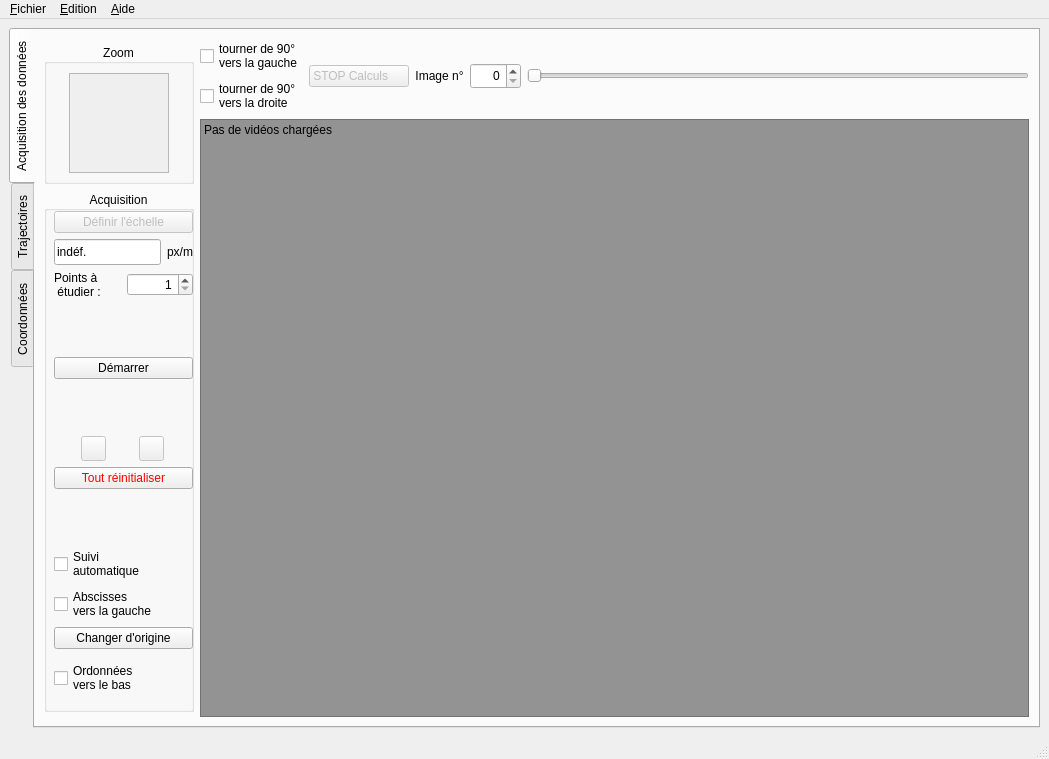
First picture: the form in src/pymecavideo_mini_layout.ui, repository rene-d/pymecavideo, before the edit.
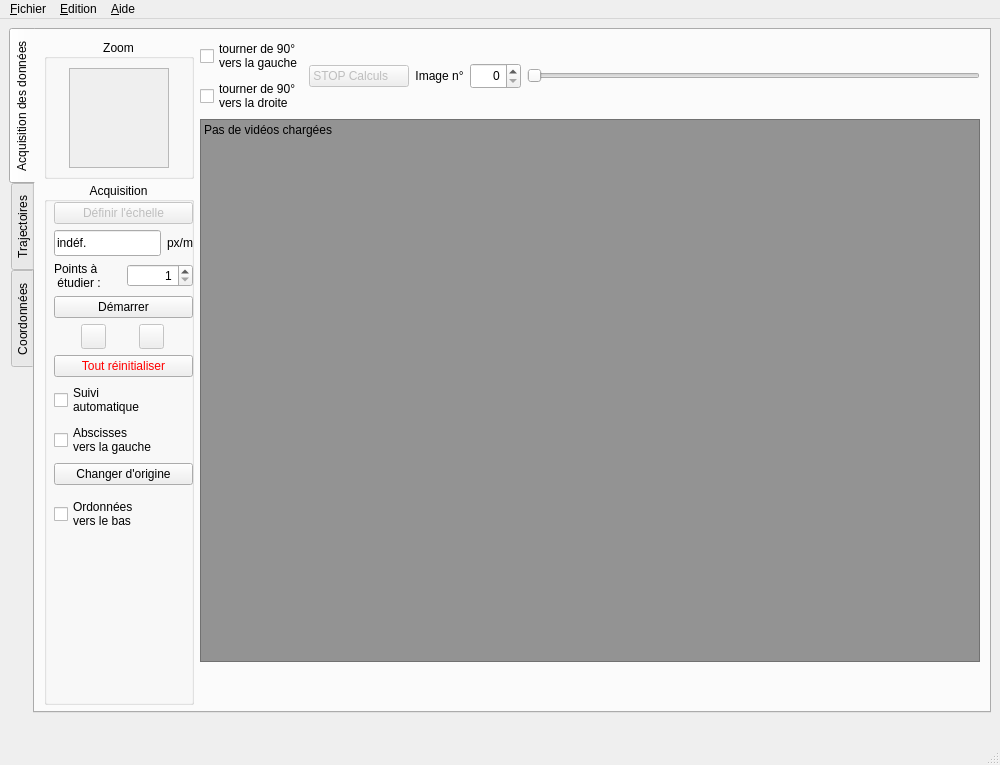
Second picture: the form after the edit. Icons and pictures are not drawn. Custom widgets are drawn as their Qt base class.

Commit message: redimensionnement OK. Pas mal d'effets de bords à gérer

What changed in the file:
```diff
--- a/src/pymecavideo_mini_layout.ui
+++ b/src/pymecavideo_mini_layout.ui
@@ -6,8 +6,8 @@
    <rect>
     <x>0</x>
     <y>0</y>
-    <width>1049</width>
-    <height>759</height>
+    <width>1000</width>
+    <height>765</height>
    </rect>
   </property>
   <property name="sizePolicy">
@@ -18,8 +18,8 @@
   </property>
   <property name="minimumSize">
    <size>
-    <width>876</width>
-    <height>618</height>
+    <width>1000</width>
+    <height>745</height>
    </size>
   </property>
   <property name="sizeIncrement">
@@ -56,7 +56,7 @@
    <property name="minimumSize">
     <size>
      <width>833</width>
-     <height>540</height>
+     <height>554</height>
     </size>
    </property>
    <property name="maximumSize">
@@ -187,7 +187,7 @@
               <property name="minimumSize">
                <size>
                 <width>150</width>
-                <height>521</height>
+                <height>523</height>
                </size>
               </property>
               <property name="maximumSize">
@@ -277,19 +277,6 @@
                   </item>
                  </layout>
                 </item>
-                <item>
-                 <spacer name="verticalSpacer_3">
-                  <property name="orientation">
-                   <enum>Qt::Vertical</enum>
-                  </property>
-                  <property name="sizeHint" stdset="0">
-                   <size>
-                    <width>20</width>
-                    <height>40</height>
-                   </size>
-                  </property>
-                 </spacer>
-                </item>
                 <item>
                  <widget class="QPushButton" name="Bouton_lance_capture">
                   <property name="text">
@@ -297,19 +284,6 @@
                   </property>
                  </widget>
                 </item>
-                <item>
-                 <spacer name="verticalSpacer_4">
-                  <property name="orientation">
-                   <enum>Qt::Vertical</enum>
-                  </property>
-                  <property name="sizeHint" stdset="0">
-                   <size>
-                    <width>20</width>
-                    <height>40</height>
-                   </size>
-                  </property>
-                 </spacer>
-                </item>
                 <item>
                  <layout class="QHBoxLayout" name="horizontalLayout_4">
                   <item>
@@ -447,19 +421,6 @@
                   </property>
                  </widget>
                 </item>
-                <item>
-                 <spacer name="verticalSpacer_5">
-                  <property name="orientation">
-                   <enum>Qt::Vertical</enum>
-                  </property>
-                  <property name="sizeHint" stdset="0">
-                   <size>
-                    <width>20</width>
-                    <height>40</height>
-                   </size>
-                  </property>
-                 </spacer>
-                </item>
                 <item>
                  <widget class="QCheckBox" name="checkBox_auto">
                   <property name="text">
@@ -509,6 +470,19 @@
                   </property>
                  </widget>
                 </item>
+                <item>
+                 <spacer name="verticalSpacer_4">
+                  <property name="orientation">
+                   <enum>Qt::Vertical</enum>
+                  </property>
+                  <property name="sizeHint" stdset="0">
+                   <size>
+                    <width>20</width>
+                    <height>40</height>
+                   </size>
+                  </property>
+                 </spacer>
+                </item>
                </layout>
               </widget>
              </widget>
@@ -516,7 +490,7 @@
            </layout>
           </item>
           <item>
-           <layout class="QVBoxLayout" name="verticalLayout_6" stretch="0,1">
+           <layout class="QVBoxLayout" name="verticalLayout_6" stretch="0,1,0">
             <item>
              <layout class="QHBoxLayout" name="horizontalLayout">
               <item>
@@ -697,6 +671,19 @@
               </property>
              </widget>
             </item>
+            <item>
+             <spacer name="verticalSpacer_5">
+              <property name="orientation">
+               <enum>Qt::Vertical</enum>
+              </property>
+              <property name="sizeHint" stdset="0">
+               <size>
+                <width>20</width>
+                <height>40</height>
+               </size>
+              </property>
+             </spacer>
+            </item>
            </layout>
           </item>
          </layout>
@@ -1081,6 +1068,19 @@
       </widget>
      </widget>
     </item>
+    <item row="1" column="0">
+     <spacer name="verticalSpacer_3">
+      <property name="orientation">
+       <enum>Qt::Vertical</enum>
+      </property>
+      <property name="sizeHint" stdset="0">
+       <size>
+        <width>20</width>
+        <height>40</height>
+       </size>
+      </property>
+     </spacer>
+    </item>
    </layout>
   </widget>
   <widget class="QMenuBar" name="menubar">
@@ -1088,7 +1088,7 @@
     <rect>
      <x>0</x>
      <y>0</y>
-     <width>1049</width>
+     <width>1000</width>
      <height>31</height>
     </rect>
    </property>
```
The commit also changes 1 other file.
